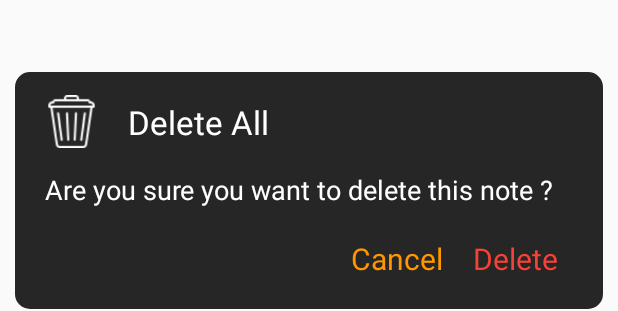
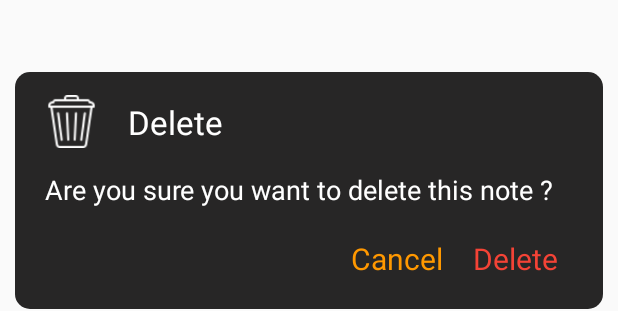
Before and after one commit to kamlesh-sharma-tech/NotesAndroidApplication, an Android app: the layout layout_delete_dialog.xml on its own in the app's theme, with its tools: preview values and no code run, on a phone screen of 412 x 824 dp. Shown: the part 427-738 px from the top of the screen. Run offline under Robolectric (Android 15) with nearby library versions, the phone set to English and light mode, and no system bars.

Commit message:
Update layout_delete_dialog.xml

```diff
--- a/app/src/main/res/layout/layout_delete_dialog.xml
+++ b/app/src/main/res/layout/layout_delete_dialog.xml
@@ -25,7 +25,7 @@
         android:id="@+id/deletetv"
         android:layout_width="0dp"
         android:layout_height="wrap_content"
-        android:text="Delete All"
+        android:text="Delete"
         android:textColor="@color/white"
         android:textSize="22sp"
         android:layout_marginStart="20dp"
```
